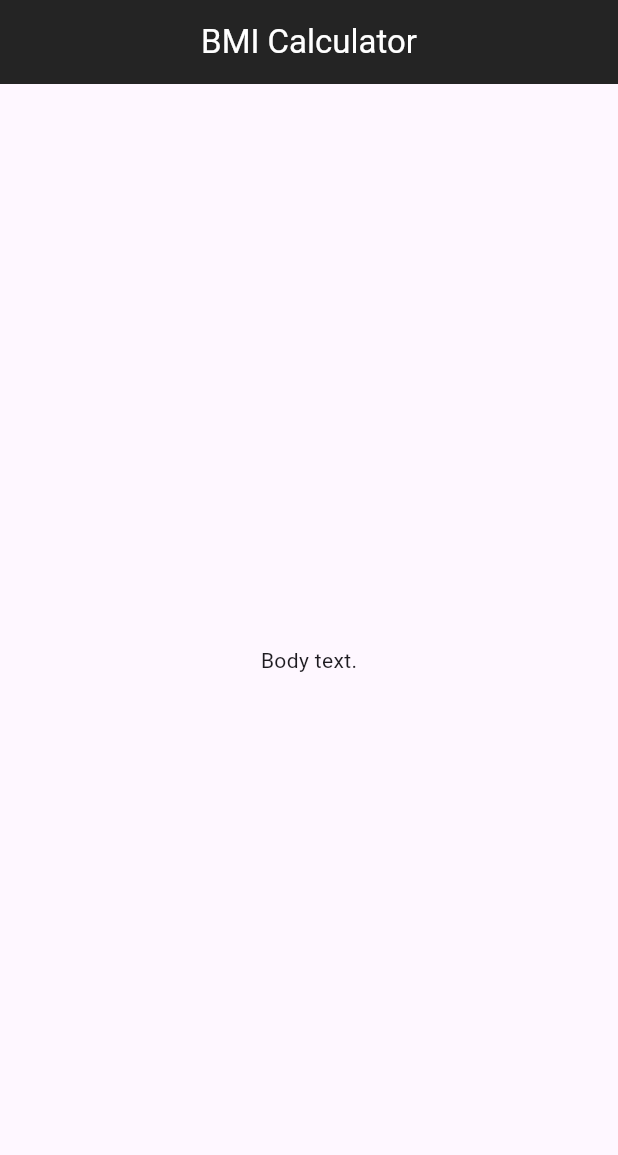
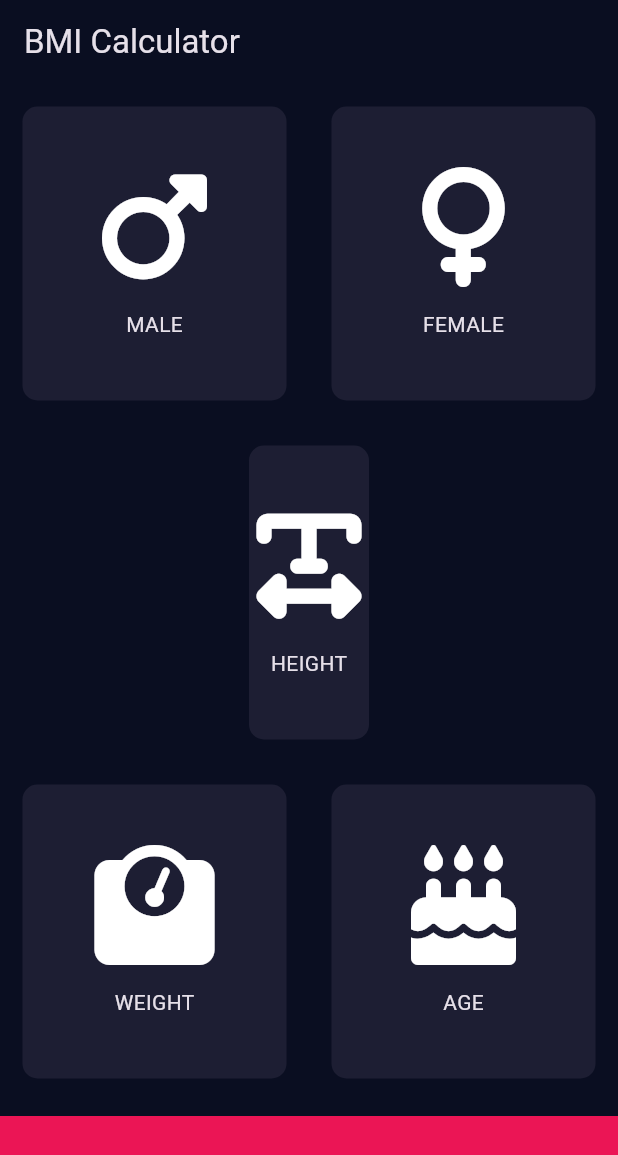
Before and after one commit to tomroolfs/bmi-calculator, a Flutter app: the screen it shows after launch, on a phone screen of 412 x 824 dp. Shown: the top 1155 px of the screen. Run offline on Flutter 3.47's test engine with Material 3 defaults, Android fonts, the phone set to English and light mode, and no system bars; our stand-ins replace font_awesome_flutter.

Commit message:
Set up layout and styling and some icons
Everything is set in place to start adding functionality

```diff
--- /dev/null
+++ b/lib/icon_content.dart
@@ -0,0 +1,29 @@
+import 'package:flutter/material.dart';
+
+const labelTextStyle = TextStyle(fontSize: 18, color: Color(0xFF8D8E98));
+
+class IconContent extends StatelessWidget {
+  const IconContent({super.key, required this.icon, required this.label});
+
+  final IconData icon;
+  final String label;
+
+  @override
+  Widget build(BuildContext context) {
+    return Column(
+      mainAxisAlignment: MainAxisAlignment.center,
+      children: <Widget>[
+        Icon(
+          icon,
+          size: 80,
+        ),
+        const SizedBox(
+          height: 15,
+        ),
+        Text(
+          label,
+        )
+      ],
+    );
+  }
+}
--- /dev/null
+++ b/lib/input_page.dart
@@ -0,0 +1,78 @@
+// ignore_for_file: public_member_api_docs, sort_constructors_first
+import 'package:flutter/material.dart';
+import 'package:font_awesome_flutter/font_awesome_flutter.dart';
+import 'icon_content.dart';
+import 'reusable_card.dart';
+
+const double bottomContainerHeight = 80;
+const bottomContainerColour = Color(0xFFEB1555);
+const activeCardColour = Color(0xFF1D1E33);
+
+class InputPage extends StatefulWidget {
+  const InputPage({super.key});
+
+  @override
+  State<InputPage> createState() => _InputPageState();
+}
+
+class _InputPageState extends State<InputPage> {
+  @override
+  Widget build(BuildContext context) {
+    return Scaffold(
+      appBar: AppBar(
+        title: const Text(
+          'BMI Calculator',
+        ),
+      ),
+      body: Column(
+        children: <Widget>[
+          // First row
+          const Expanded(
+              child: Row(
+            children: <Widget>[
+              Expanded(
+                  child: ReusableCard(
+                      colour: activeCardColour,
+                      cardChild: IconContent(
+                          icon: FontAwesomeIcons.mars, label: 'MALE'))),
+              Expanded(
+                  child: ReusableCard(
+                      colour: activeCardColour,
+                      cardChild: IconContent(
+                          icon: FontAwesomeIcons.venus, label: 'FEMALE'))),
+            ],
+          )),
+          // Second row
+          const Expanded(
+              child: ReusableCard(
+                  colour: activeCardColour,
+                  cardChild: IconContent(
+                      icon: FontAwesomeIcons.textWidth, label: 'HEIGHT'))),
+          // Third row
+          const Expanded(
+              child: Row(
+            children: <Widget>[
+              Expanded(
+                  child: ReusableCard(
+                      colour: activeCardColour,
+                      cardChild: IconContent(
+                          icon: FontAwesomeIcons.weightScale,
+                          label: 'WEIGHT'))),
+              Expanded(
+                  child: ReusableCard(
+                      colour: activeCardColour,
+                      cardChild: IconContent(
+                          icon: FontAwesomeIcons.cakeCandles, label: 'AGE'))),
+            ],
+          )),
+          Container(
+            color: bottomContainerColour,
+            margin: const EdgeInsets.only(top: 10),
+            width: double.infinity,
+            height: bottomContainerHeight,
+          )
+        ],
+      ),
+    );
+  }
+}
--- a/lib/main.dart
+++ b/lib/main.dart
@@ -1,30 +1,24 @@
 import 'package:flutter/material.dart';
+import 'input_page.dart';
 
 void main() {
-  runApp(
-    const MaterialApp(
-      title: 'Flutter app',
-      home: HomePage(),
-    ),
-  );
+  runApp(const BMICalculator());
 }
 
-class HomePage extends StatelessWidget {
-  const HomePage({super.key});
+class BMICalculator extends StatelessWidget {
+  const BMICalculator({super.key});
 
   @override
   Widget build(BuildContext context) {
-    return Scaffold(
-        appBar: AppBar(
-          centerTitle: true,
-          backgroundColor: const Color.fromARGB(255, 36, 36, 36),
-          foregroundColor: Colors.white,
-          title: const Text(
-            'BMI Calculator',
-          ),
+    return MaterialApp(
+      title: 'Flutter app',
+      theme: ThemeData.dark().copyWith(
+        appBarTheme: const AppBarTheme(
+          backgroundColor: Color(0xff0a0e21),
         ),
-        body: const Center(
-          child: Text('Body text.'),
-        ));
+        scaffoldBackgroundColor: const Color(0xff0a0e21),
+      ),
+      home: const InputPage(),
+    );
   }
 }
--- /dev/null
+++ b/lib/reusable_card.dart
@@ -0,0 +1,21 @@
+import 'package:flutter/material.dart';
+
+class ReusableCard extends StatelessWidget {
+  const ReusableCard(
+      {super.key, required this.colour, required this.cardChild});
+
+  final Color colour;
+  final Widget cardChild;
+
+  @override
+  Widget build(BuildContext context) {
+    return Container(
+      margin: const EdgeInsets.all(15),
+      decoration: BoxDecoration(
+        borderRadius: BorderRadius.circular(10.0),
+        color: colour,
+      ),
+      child: cardChild,
+    );
+  }
+}
--- a/pubspec.yaml
+++ b/pubspec.yaml
@@ -1,5 +1,5 @@
 name: bmi_calculator
-description: "A new Flutter project."
+description: "Flutter bmi calculator app."
 
 publish_to: 'none'
 
@@ -13,6 +13,7 @@ dependencies:
     sdk: flutter
 
   cupertino_icons: ^1.0.6
+  font_awesome_flutter: ^10.7.0
 
 dev_dependencies:
   flutter_test:
```
Also changed, not shown: pubspec.lock, 31 other files.
